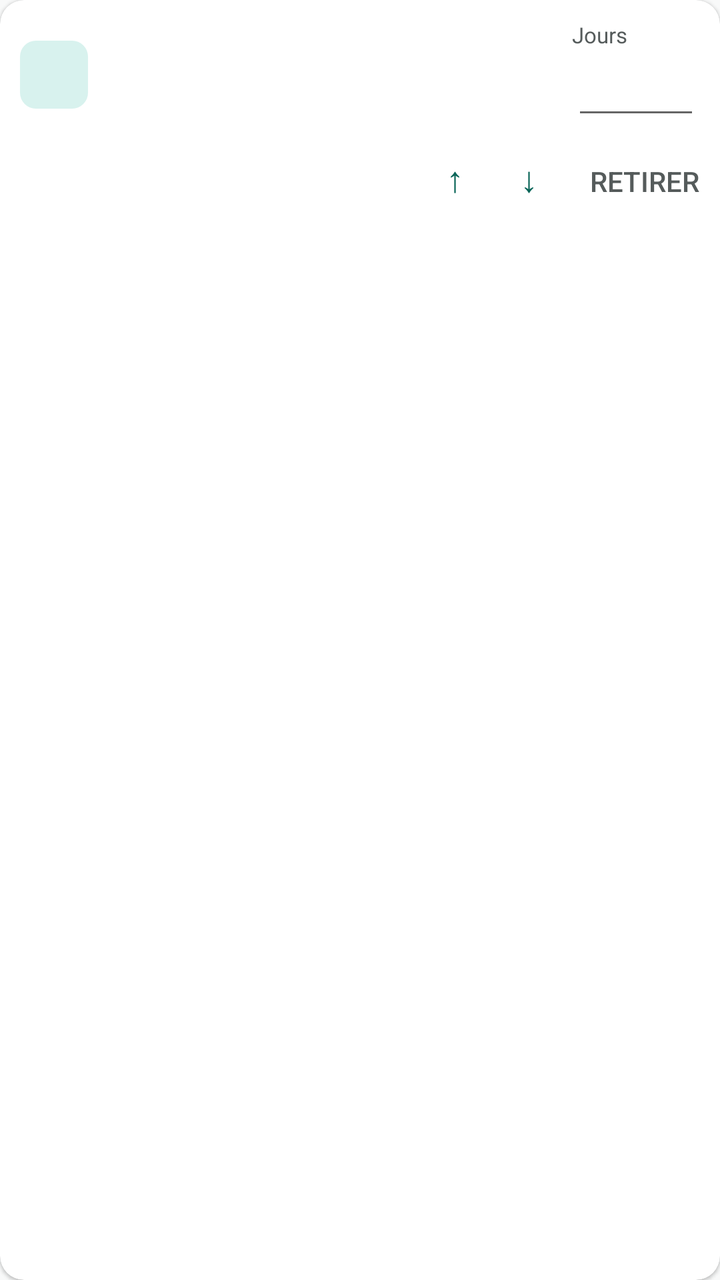
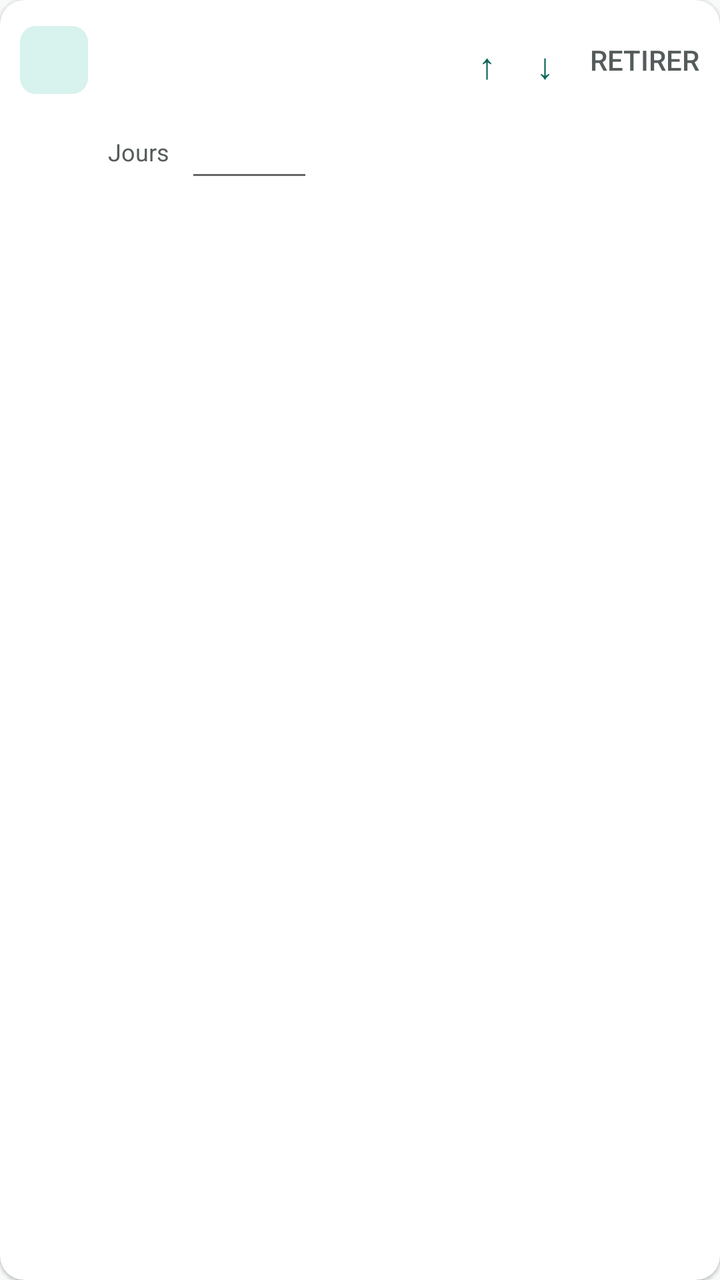

Before-and-after screenshots of an Android layout around one commit, followed by the original layout XML and the change that was made.
<!-- AndroidManifest.xml: application theme Theme.GoVoyage -->
<!-- res/layout/item_etape.xml -->
<?xml version="1.0" encoding="utf-8"?>
<androidx.cardview.widget.CardView xmlns:android="http://schemas.android.com/apk/res/android"
    xmlns:app="http://schemas.android.com/apk/res-auto"
    android:layout_width="match_parent"
    android:layout_height="wrap_content"
    android:layout_marginTop="8dp"
    app:cardBackgroundColor="@color/palette_blanc"
    app:cardCornerRadius="12dp"
    app:cardElevation="1dp">

    <LinearLayout
        android:layout_width="match_parent"
        android:layout_height="wrap_content"
        android:orientation="vertical"
        android:padding="10dp">

        
        <LinearLayout
            android:layout_width="match_parent"
            android:layout_height="wrap_content"
            android:gravity="center_vertical"
            android:orientation="horizontal">

            <TextView
                android:id="@+id/tvNumeroEtape"
                android:layout_width="34dp"
                android:layout_height="34dp"
                android:background="@drawable/fond_numero_etape"
                android:gravity="center"
                android:textColor="@color/palette_turquoise_fonce"
                android:textSize="13sp"
                android:textStyle="bold" />

            <LinearLayout
                android:layout_width="0dp"
                android:layout_height="wrap_content"
                android:layout_marginStart="10dp"
                android:layout_weight="1"
                android:orientation="vertical">

                <TextView
                    android:id="@+id/tvNomEtape"
                    android:layout_width="match_parent"
                    android:layout_height="wrap_content"
                    android:textColor="@color/palette_encre"
                    android:textSize="15sp"
                    android:textStyle="bold" />

                <TextView
                    android:id="@+id/tvTarifEtape"
                    android:layout_width="match_parent"
                    android:layout_height="wrap_content"
                    android:layout_marginTop="2dp"
                    android:textColor="@color/palette_texte_secondaire"
                    android:textSize="12sp" />
            </LinearLayout>

            <LinearLayout
                android:layout_width="64dp"
                android:layout_height="wrap_content"
                android:layout_marginStart="8dp"
                android:orientation="vertical">

                <TextView
                    android:layout_width="match_parent"
                    android:layout_height="wrap_content"
                    android:text="@string/editeur_etape_jours_court"
                    android:textColor="@color/palette_texte_secondaire"
                    android:textSize="11sp" />

                <EditText
                    android:id="@+id/editJours"
                    android:layout_width="match_parent"
                    android:layout_height="wrap_content"
                    android:contentDescription="@string/editeur_etape_jours_court"
                    android:gravity="center"
                    android:inputType="number"
                    android:maxLength="2"
                    android:minHeight="40dp"
                    android:padding="4dp"
                    android:textSize="14sp" />
            </LinearLayout>
        </LinearLayout>

        
        <LinearLayout
            android:layout_width="match_parent"
            android:layout_height="wrap_content"
            android:layout_marginTop="2dp"
            android:gravity="end"
            android:orientation="horizontal">

            <Button
                android:id="@+id/boutonMonter"
                style="?android:attr/borderlessButtonStyle"
                android:layout_width="wrap_content"
                android:layout_height="40dp"
                android:minWidth="0dp"
                android:paddingStart="14dp"
                android:paddingEnd="14dp"
                android:text="@string/editeur_fleche_monter"
                android:textColor="@color/palette_turquoise_fonce"
                android:textSize="18sp" />

            <Button
                android:id="@+id/boutonDescendre"
                style="?android:attr/borderlessButtonStyle"
                android:layout_width="wrap_content"
                android:layout_height="40dp"
                android:minWidth="0dp"
                android:paddingStart="14dp"
                android:paddingEnd="14dp"
                android:text="@string/editeur_fleche_descendre"
                android:textColor="@color/palette_turquoise_fonce"
                android:textSize="18sp" />

            <Button
                android:id="@+id/boutonRetirer"
                style="?android:attr/borderlessButtonStyle"
                android:layout_width="wrap_content"
                android:layout_height="40dp"
                android:minWidth="0dp"
                android:paddingStart="12dp"
                android:paddingEnd="0dp"
                android:text="@string/editeur_etape_retirer"
                android:textColor="@color/palette_texte_secondaire"
                android:textSize="14sp" />
        </LinearLayout>
    </LinearLayout>
</androidx.cardview.widget.CardView>
<!-- resources referenced by this layout -->
<resources>
  <color name="palette_blanc">#FFFFFF</color>
  <color name="palette_encre">#242B2B</color>
  <color name="palette_texte_secondaire">#555B5B</color>
  <color name="palette_turquoise_fonce">#0A6558</color>
  <!-- drawable fond_numero_etape (drawable) -->
  <?xml version="1.0" encoding="utf-8"?>
  <shape xmlns:android="http://schemas.android.com/apk/res/android"
      android:shape="rectangle">
      <solid android:color="@color/palette_turquoise_clair" />
      <corners android:radius="8dp" />
  </shape>
  <string name="editeur_etape_jours_court">Jours</string>
  <string name="editeur_etape_retirer">Retirer</string>
  <string name="editeur_fleche_descendre">↓</string>
  <string name="editeur_fleche_monter">↑</string>
  <style name="Theme.GoVoyage" parent="Theme.MaterialComponents.Light.NoActionBar">
          <item name="colorPrimary">@color/palette_turquoise_fonce</item>
          <item name="colorPrimaryVariant">@color/palette_turquoise_fonce</item>
          <item name="colorOnPrimary">@color/palette_blanc</item>
          <item name="colorSecondary">@color/palette_turquoise_fonce</item>
          <item name="colorSecondaryVariant">@color/palette_turquoise_fonce</item>
          <item name="colorOnSecondary">@color/palette_blanc</item>
          <item name="android:colorBackground">@color/palette_fond</item>
          <item name="android:statusBarColor">@color/palette_turquoise_fonce</item>
          <item name="android:windowBackground">@color/palette_fond</item>
      </style>
  <color name="palette_turquoise_clair">#D8F2EE</color>
  <color name="palette_fond">#F8F9F9</color>
</resources>

<!-- the commit's change to res/layout/item_etape.xml (unified diff, before → after) -->
@@ -55,49 +55,14 @@
                     android:textSize="12sp" />
             </LinearLayout>
 
-            <LinearLayout
-                android:layout_width="64dp"
-                android:layout_height="wrap_content"
-                android:layout_marginStart="8dp"
-                android:orientation="vertical">
-
-                <TextView
-                    android:layout_width="match_parent"
-                    android:layout_height="wrap_content"
-                    android:text="@string/editeur_etape_jours_court"
-                    android:textColor="@color/palette_texte_secondaire"
-                    android:textSize="11sp" />
-
-                <EditText
-                    android:id="@+id/editJours"
-                    android:layout_width="match_parent"
-                    android:layout_height="wrap_content"
-                    android:contentDescription="@string/editeur_etape_jours_court"
-                    android:gravity="center"
-                    android:inputType="number"
-                    android:maxLength="2"
-                    android:minHeight="40dp"
-                    android:padding="4dp"
-                    android:textSize="14sp" />
-            </LinearLayout>
-        </LinearLayout>
-
-        
-        <LinearLayout
-            android:layout_width="match_parent"
-            android:layout_height="wrap_content"
-            android:layout_marginTop="2dp"
-            android:gravity="end"
-            android:orientation="horizontal">
-
             <Button
                 android:id="@+id/boutonMonter"
                 style="?android:attr/borderlessButtonStyle"
                 android:layout_width="wrap_content"
                 android:layout_height="40dp"
                 android:minWidth="0dp"
-                android:paddingStart="14dp"
-                android:paddingEnd="14dp"
+                android:paddingStart="10dp"
+                android:paddingEnd="10dp"
                 android:text="@string/editeur_fleche_monter"
                 android:textColor="@color/palette_turquoise_fonce"
                 android:textSize="18sp" />
@@ -108,8 +73,8 @@
                 android:layout_width="wrap_content"
                 android:layout_height="40dp"
                 android:minWidth="0dp"
-                android:paddingStart="14dp"
-                android:paddingEnd="14dp"
+                android:paddingStart="10dp"
+                android:paddingEnd="10dp"
                 android:text="@string/editeur_fleche_descendre"
                 android:textColor="@color/palette_turquoise_fonce"
                 android:textSize="18sp" />
@@ -120,11 +85,41 @@
                 android:layout_width="wrap_content"
                 android:layout_height="40dp"
                 android:minWidth="0dp"
-                android:paddingStart="12dp"
+                android:paddingStart="8dp"
                 android:paddingEnd="0dp"
                 android:text="@string/editeur_etape_retirer"
                 android:textColor="@color/palette_texte_secondaire"
                 android:textSize="14sp" />
         </LinearLayout>
+
+        
+        <LinearLayout
+            android:layout_width="wrap_content"
+            android:layout_height="wrap_content"
+            android:layout_marginStart="44dp"
+            android:layout_marginTop="6dp"
+            android:gravity="center_vertical"
+            android:orientation="horizontal">
+
+            <TextView
+                android:layout_width="wrap_content"
+                android:layout_height="wrap_content"
+                android:text="@string/editeur_etape_jours_court"
+                android:textColor="@color/palette_texte_secondaire"
+                android:textSize="12sp" />
+
+            <EditText
+                android:id="@+id/editJours"
+                android:layout_width="64dp"
+                android:layout_height="wrap_content"
+                android:layout_marginStart="8dp"
+                android:contentDescription="@string/editeur_etape_jours_court"
+                android:gravity="center"
+                android:inputType="number"
+                android:maxLength="2"
+                android:minHeight="40dp"
+                android:padding="4dp"
+                android:textSize="14sp" />
+        </LinearLayout>
     </LinearLayout>
 </androidx.cardview.widget.CardView>
